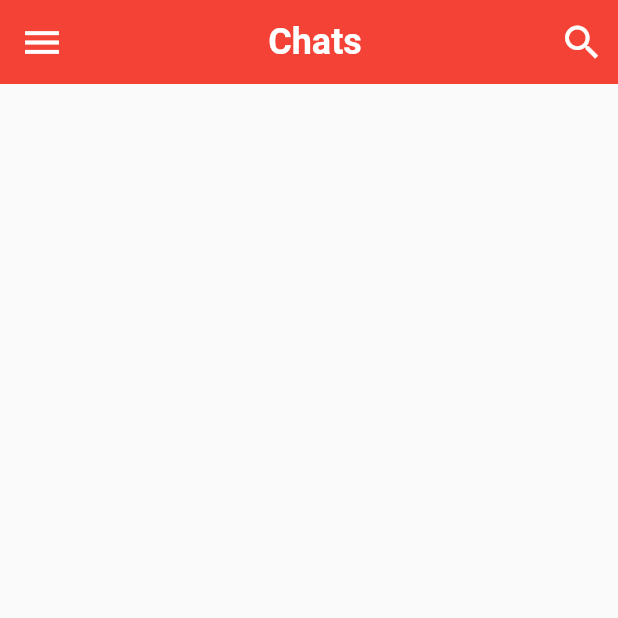
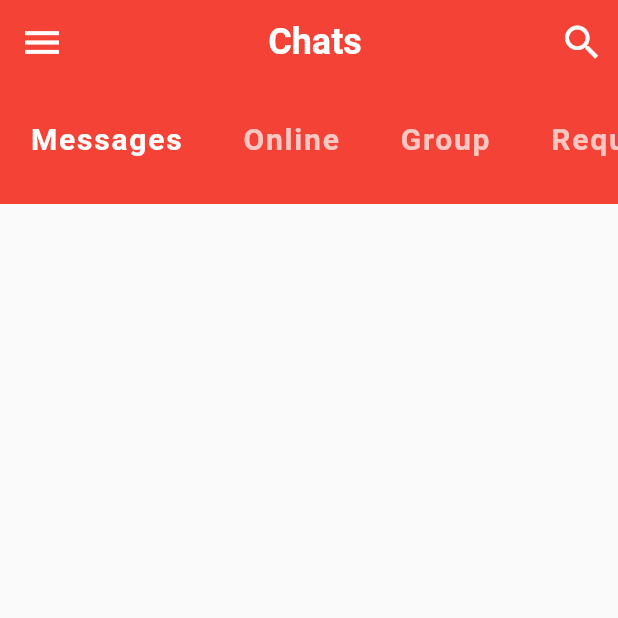
Before and after one commit to smnshuvo/flutter_messaging_app, a Flutter app: the screen it shows after launch, on a phone screen of 412 x 824 dp, the top half of it. Run offline on Flutter 3.47's test engine with Material 2 defaults, Android fonts, the phone set to English and light mode, and no system bars.

Commit message:
Developed the Category Selector Widget

```diff
--- a/lib/view/screen_homepage.dart
+++ b/lib/view/screen_homepage.dart
@@ -1,4 +1,5 @@
 import 'package:flutter/material.dart';
+import 'package:fluttermessagingapp/view/widgets/category_selector.dart';
 class HomeScreen extends StatefulWidget{
   @override
   _HomeScreenState createState() => _HomeScreenState();
@@ -37,6 +38,12 @@ class _HomeScreenState extends State<HomeScreen> {
             ),
           ],
       ),
+      body: Column(
+        children: <Widget>[
+          CategorySelector(),
+
+        ],
+      )
     );
   }
 
--- /dev/null
+++ b/lib/view/widgets/category_selector.dart
@@ -0,0 +1,45 @@
+import 'package:flutter/cupertino.dart';
+import 'package:flutter/material.dart';
+
+class CategorySelector extends StatefulWidget {
+  @override
+  _CategorySelectorState createState() => _CategorySelectorState();
+}
+
+class _CategorySelectorState extends State<CategorySelector> {
+  int selectedIndex = 0;
+  final List<String> categories = ['Messages','Online','Group','Request'];
+  @override
+  Widget build(BuildContext context) {
+    return Container(
+      height: 80,
+      color: Theme.of(context).primaryColor,
+      // A horizontal ListView
+      child: ListView.builder(
+        scrollDirection: Axis.horizontal,
+          itemCount: categories.length,
+          // ignore: missing_return
+          itemBuilder: (BuildContext context, int index){
+            return GestureDetector(
+              // change the selected state on tap
+              onTap: (){
+                setState(() {
+                  selectedIndex = index;
+                });
+              },
+              child: Padding(
+                padding: const EdgeInsets.symmetric(horizontal: 20.0, vertical: 25.0),
+                child: Text(categories[index], style: TextStyle(
+                  // should show the selected index highlighted
+                  color: index == selectedIndex ? Colors.white : Colors.white70,
+                  fontSize: 20.0,
+                  fontWeight: FontWeight.bold,
+                  letterSpacing: 1.2,
+                ),
+                ),
+              ),
+            );
+          })
+    );
+  }
+}
```
